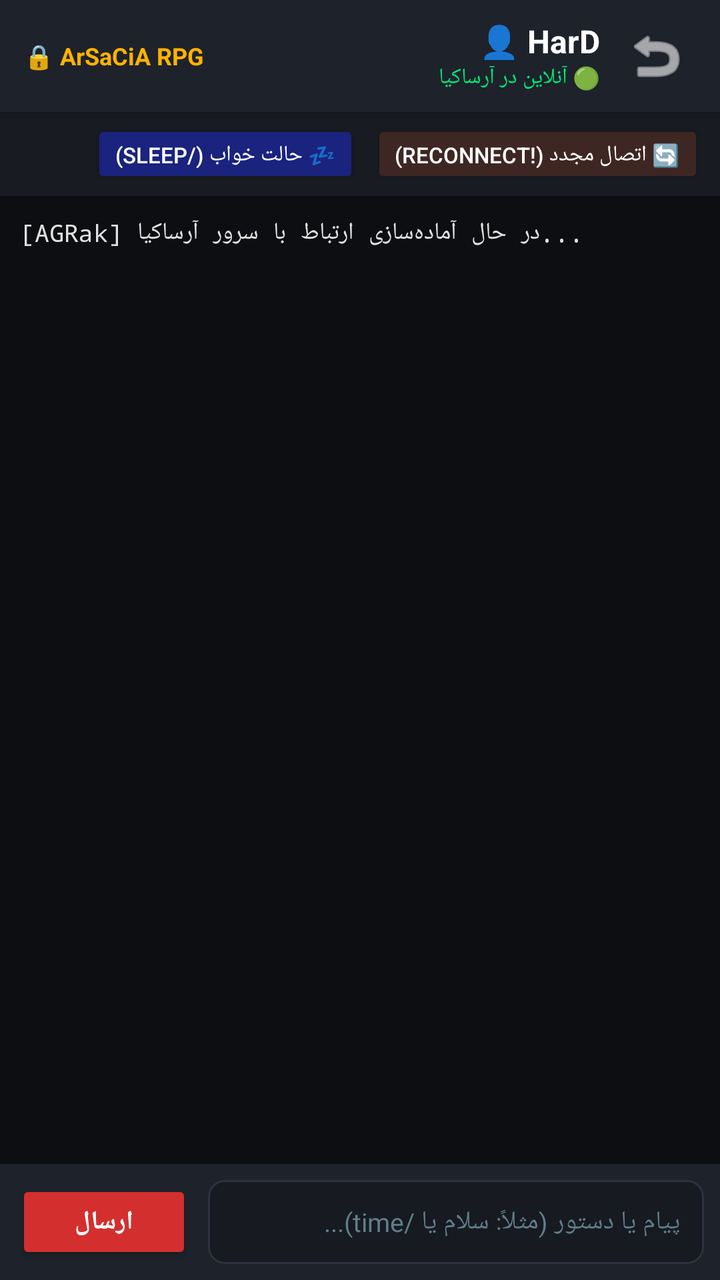
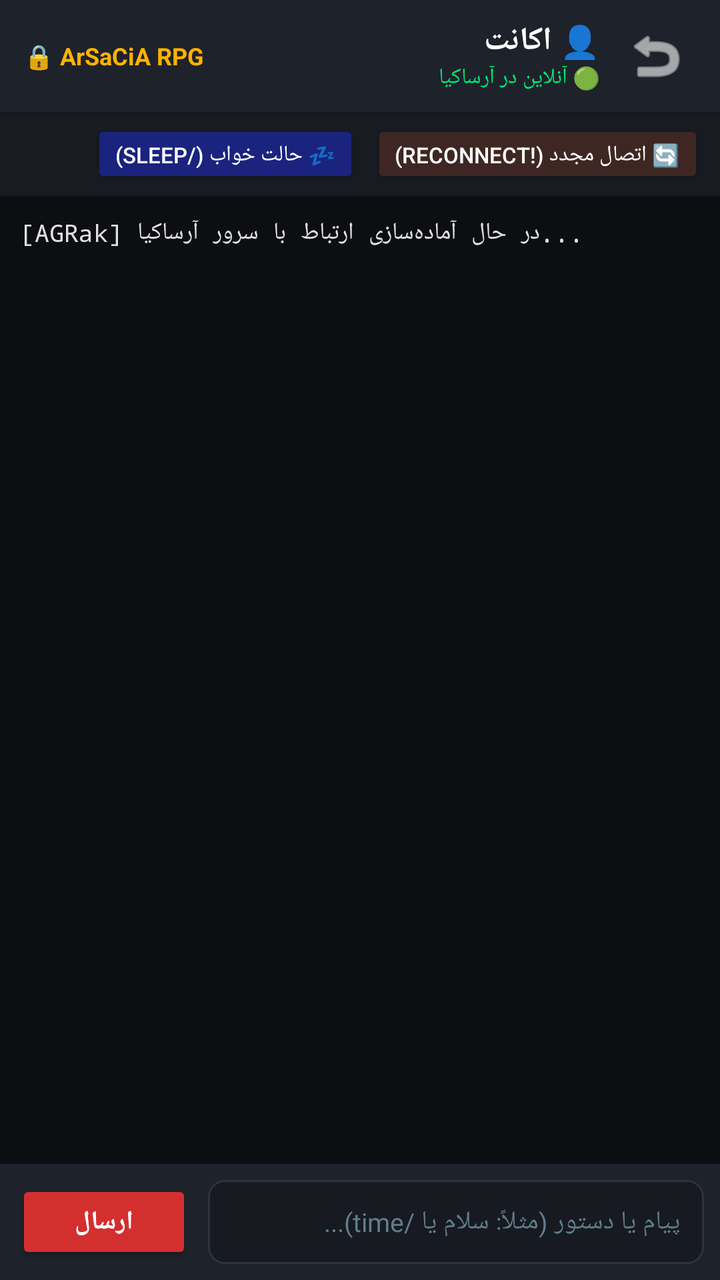

Compare the two renders of this Android layout. The source of the first and the diff that turns it into the second are given below.
<!-- AndroidManifest.xml: application theme Theme.AGRak -->
<!-- res/layout/activity_chat.xml -->
<?xml version="1.0" encoding="utf-8"?>
<LinearLayout xmlns:android="http://schemas.android.com/apk/res/android"
    xmlns:app="http://schemas.android.com/apk/res-auto"
    android:layout_width="match_parent"
    android:layout_height="match_parent"
    android:background="@color/bg_dark"
    android:orientation="vertical"
    android:layoutDirection="rtl">

    
    <androidx.cardview.widget.CardView
        android:layout_width="match_parent"
        android:layout_height="wrap_content"
        app:cardBackgroundColor="@color/card_dark"
        app:cardCornerRadius="0dp"
        app:cardElevation="4dp">

        <LinearLayout
            android:layout_width="match_parent"
            android:layout_height="56dp"
            android:gravity="center_vertical"
            android:orientation="horizontal"
            android:paddingHorizontal="12dp">

            <ImageButton
                android:id="@+id/btnBack"
                android:layout_width="40dp"
                android:layout_height="40dp"
                android:background="?attr/selectableItemBackgroundBorderless"
                android:src="@android:drawable/ic_menu_revert"
                android:tint="@color/text_white"
                android:contentDescription="بازگشت" />

            <LinearLayout
                android:layout_width="0dp"
                android:layout_height="wrap_content"
                android:layout_marginStart="8dp"
                android:layout_weight="1"
                android:orientation="vertical">

                <TextView
                    android:id="@+id/tvChatAccountName"
                    android:layout_width="wrap_content"
                    android:layout_height="wrap_content"
                    android:text="👤 HarD"
                    android:textColor="@color/text_white"
                    android:textSize="16sp"
                    android:textStyle="bold" />

                <TextView
                    android:id="@+id/tvChatStatus"
                    android:layout_width="wrap_content"
                    android:layout_height="wrap_content"
                    android:text="🟢 آنلاین در آرساکیا"
                    android:textColor="@color/status_green"
                    android:textSize="11sp" />
            </LinearLayout>

            
            <TextView
                android:layout_width="wrap_content"
                android:layout_height="wrap_content"
                android:text="🔒 ArSaCiA RPG"
                android:textColor="@color/accent_gold"
                android:textSize="12sp"
                android:textStyle="bold" />

        </LinearLayout>
    </androidx.cardview.widget.CardView>

    
    <HorizontalScrollView
        android:layout_width="match_parent"
        android:layout_height="wrap_content"
        android:background="#181B22"
        android:paddingVertical="4dp"
        android:paddingHorizontal="8dp"
        android:scrollbars="none">

        <LinearLayout
            android:layout_width="wrap_content"
            android:layout_height="wrap_content"
            android:orientation="horizontal">

            <Button
                android:id="@+id/btnQuickReconnect"
                android:layout_width="wrap_content"
                android:layout_height="34dp"
                android:layout_marginEnd="6dp"
                android:backgroundTint="#3E2723"
                android:text="🔄 اتصال مجدد (!reconnect)"
                android:textColor="@color/text_white"
                android:textSize="11sp" />

            <Button
                android:id="@+id/btnQuickSleep"
                android:layout_width="wrap_content"
                android:layout_height="34dp"
                android:backgroundTint="#1A237E"
                android:text="💤 حالت خواب (/sleep)"
                android:textColor="@color/text_white"
                android:textSize="11sp" />
        </LinearLayout>
    </HorizontalScrollView>

    
    <ScrollView
        android:id="@+id/scrollConsole"
        android:layout_width="match_parent"
        android:layout_height="0dp"
        android:layout_weight="1"
        android:background="#0D0E11"
        android:padding="10dp"
        android:fillViewport="true">

        <TextView
            android:id="@+id/tvConsoleLogs"
            android:layout_width="match_parent"
            android:layout_height="wrap_content"
            android:textColor="#E0E0E0"
            android:textSize="12sp"
            android:typeface="monospace"
            android:textIsSelectable="true"
            android:text="[AGRak] در حال آماده‌سازی ارتباط با سرور آرساکیا...\n" />
    </ScrollView>

    
    <androidx.cardview.widget.CardView
        android:layout_width="match_parent"
        android:layout_height="wrap_content"
        app:cardBackgroundColor="@color/card_dark"
        app:cardCornerRadius="0dp"
        app:cardElevation="8dp">

        <LinearLayout
            android:layout_width="match_parent"
            android:layout_height="wrap_content"
            android:gravity="center_vertical"
            android:orientation="horizontal"
            android:padding="8dp">

            <EditText
                android:id="@+id/etChatMessage"
                android:layout_width="0dp"
                android:layout_height="42dp"
                android:layout_weight="1"
                android:background="@drawable/bg_input_field"
                android:hint="پیام یا دستور (مثلاً: سلام یا /time)..."
                android:textColorHint="@color/text_hint"
                android:textColor="@color/text_white"
                android:textSize="13sp"
                android:paddingHorizontal="12dp"
                android:singleLine="true" />

            <Button
                android:id="@+id/btnSendMessage"
                android:layout_width="wrap_content"
                android:layout_height="42dp"
                android:layout_marginStart="8dp"
                android:backgroundTint="@color/primary_red"
                android:text="@string/send"
                android:textColor="@color/text_white"
                android:textStyle="bold"
                android:textSize="13sp" />

        </LinearLayout>
    </androidx.cardview.widget.CardView>

</LinearLayout>
<!-- resources referenced by this layout -->
<resources>
  <color name="accent_gold">#FFB300</color>
  <color name="bg_dark">#121418</color>
  <color name="card_dark">#1E222B</color>
  <color name="primary_red">#D32F2F</color>
  <color name="status_green">#00E676</color>
  <color name="text_hint">#607D8B</color>
  <color name="text_white">#FFFFFF</color>
  <!-- drawable bg_input_field (drawable) -->
  <?xml version="1.0" encoding="utf-8"?>
  <shape xmlns:android="http://schemas.android.com/apk/res/android"
      android:shape="rectangle">
      <solid android:color="#171A21" />
      <stroke
          android:width="1dp"
          android:color="@color/card_stroke" />
      <corners android:radius="8dp" />
  </shape>
  <string name="send">ارسال</string>
  <style name="Theme.AGRak" parent="Theme.AppCompat.DayNight.NoActionBar">
          <item name="colorPrimary">@color/primary_red</item>
          <item name="colorPrimaryDark">@color/primary_red_dark</item>
          <item name="colorAccent">@color/accent_gold</item>
          <item name="android:windowBackground">@color/bg_dark</item>
          <item name="android:statusBarColor">#0A0B0E</item>
          <item name="android:navigationBarColor">#0A0B0E</item>
      </style>
  <color name="card_stroke">#2D323E</color>
  <color name="primary_red_dark">#9A0007</color>
</resources>

<!-- the commit's change to res/layout/activity_chat.xml (unified diff, before → after) -->
@@ -42,7 +42,7 @@
                     android:id="@+id/tvChatAccountName"
                     android:layout_width="wrap_content"
                     android:layout_height="wrap_content"
-                    android:text="👤 HarD"
+                    android:text="👤 اکانت"
                     android:textColor="@color/text_white"
                     android:textSize="16sp"
                     android:textStyle="bold" />
